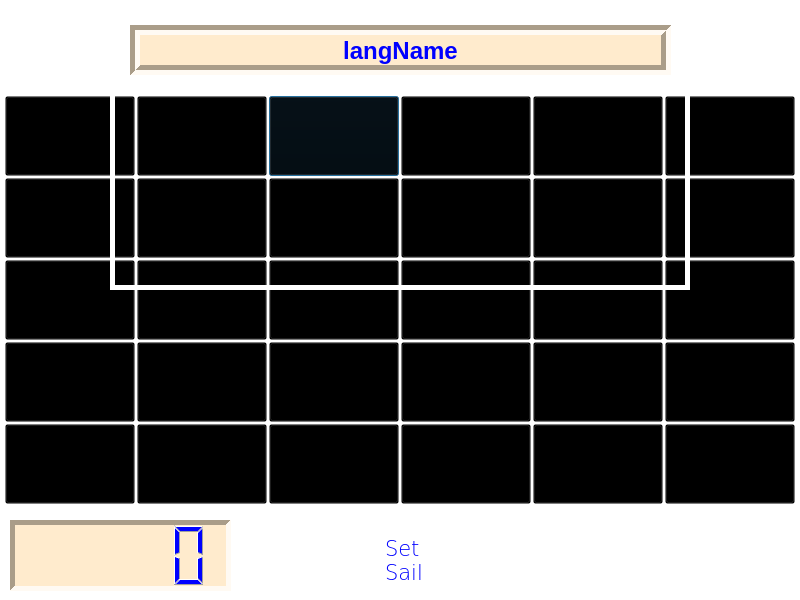
Before: the Qt Designer form sea++/try.ui in matternstsr/Sea-Application, drawn with Qt 5.
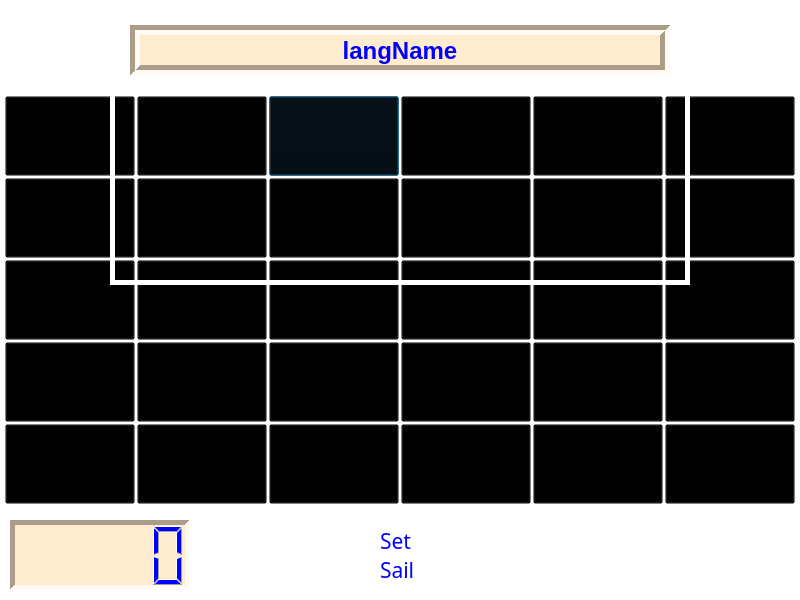
After: the same form once the commit is applied. Icons and pictures are not drawn.

The edit to the form file:
```diff
--- a/sea++/try.ui
+++ b/sea++/try.ui
@@ -267,7 +267,7 @@
     <rect>
      <x>130</x>
      <y>25</y>
-     <width>541</width>
+     <width>540</width>
      <height>50</height>
     </rect>
    </property>
@@ -313,15 +313,15 @@
   <widget class="QPushButton" name="rerollButton">
    <property name="geometry">
     <rect>
-     <x>350</x>
+     <x>325</x>
      <y>510</y>
-     <width>100</width>
-     <height>100</height>
+     <width>150</width>
+     <height>90</height>
     </rect>
    </property>
    <property name="font">
     <font>
-     <family>DejaVu Sans</family>
+     <family>DejaVu Sans 13</family>
      <pointsize>16</pointsize>
      <weight>9</weight>
      <italic>false</italic>
@@ -336,12 +336,11 @@
    </property>
    <property name="styleSheet">
     <string notr="true">color: blue;
-font: 75 16pt &quot;DejaVu Sans&quot;;
+font: 75 16pt &quot;DejaVu Sans&quot; bold;
 background-color: transparent;
 border: none;
 text-align: left;
-padding-left: 35px;
-</string>
+padding-left: 55px;</string>
    </property>
    <property name="text">
     <string>Set
@@ -1073,7 +1072,7 @@
    <property name="geometry">
     <rect>
      <x>110</x>
-     <y>10</y>
+     <y>5</y>
      <width>580</width>
      <height>280</height>
     </rect>
@@ -1122,8 +1121,8 @@
     <rect>
      <x>10</x>
      <y>520</y>
-     <width>221</width>
-     <height>71</height>
+     <width>180</width>
+     <height>70</height>
     </rect>
    </property>
    <property name="styleSheet">
@@ -1143,10 +1142,10 @@
   <widget class="QLabel" name="gifLabel2">
    <property name="geometry">
     <rect>
-     <x>340</x>
+     <x>325</x>
      <y>510</y>
-     <width>111</width>
-     <height>91</height>
+     <width>150</width>
+     <height>90</height>
     </rect>
    </property>
    <property name="text">
```
Left out of the diff: 2 changed lines with no effect on the pictures.
